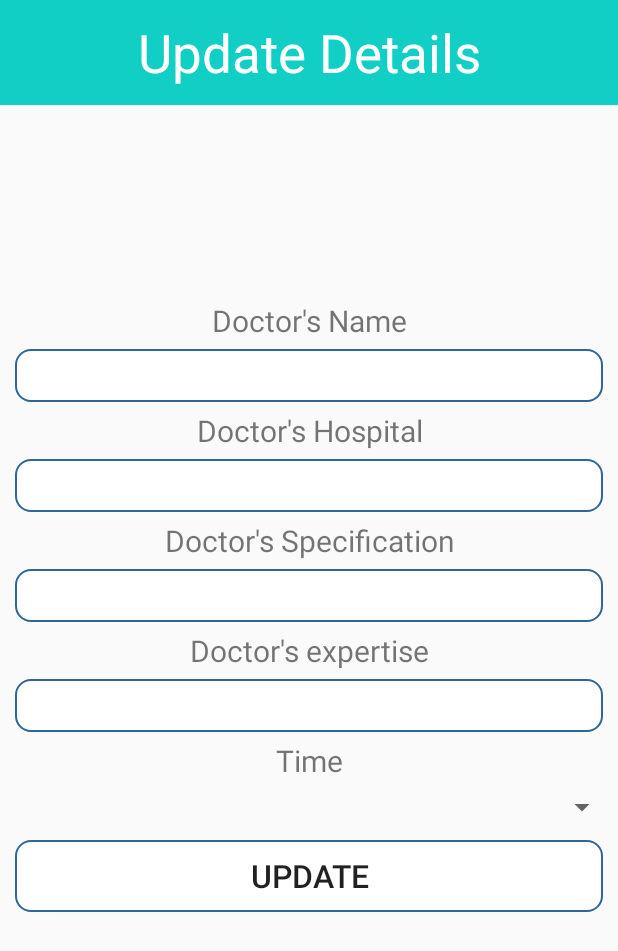
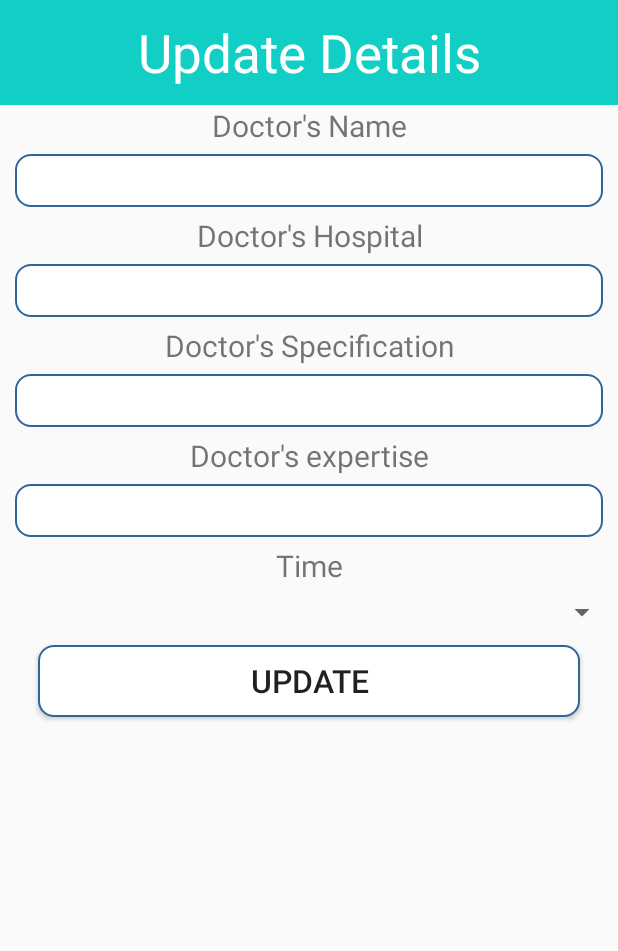
Before and after one commit to PrekshaPankhuri/MedicFromHome2, an Android app: the layout update_doc_popup.xml on its own in the app's theme, with its tools: preview values and no code run, on a phone screen of 412 x 824 dp. Shown: the top 951 px of the screen. Run offline under Robolectric (Android 15) with nearby library versions, the phone set to English and light mode, and no system bars; Roboto replaces fonts that are not available here.

```diff
--- a/app/src/main/java/coding/insight/cleanuiloginregister/HospitalInfoPop.java
+++ b/app/src/main/java/coding/insight/cleanuiloginregister/HospitalInfoPop.java
@@ -104,8 +104,6 @@ public class HospitalInfoPop extends AppCompatActivity {
     }
 
     public void onLoginClick(View View){
-        startActivity(new Intent(this,HospitalScreen.class));
-        overridePendingTransition(R.anim.slide_in_left,R.anim.stay);
-
+        onBackPressed();
     }
 }
--- a/app/src/main/res/layout/activity_hos_doctor_info_pop.xml
+++ b/app/src/main/res/layout/activity_hos_doctor_info_pop.xml
@@ -126,7 +126,6 @@
         android:layout_marginRight="11dp"
         android:layout_marginBottom="30dp"
         android:adjustViewBounds="false"
-
+        android:onClick="onLoginClick"
         android:src="@drawable/ic_back_img" />
-<!--    android:onClick="onLoginClick"-->
 </RelativeLayout>
--- a/app/src/main/res/layout/update_doc_popup.xml
+++ b/app/src/main/res/layout/update_doc_popup.xml
@@ -3,12 +3,13 @@
     xmlns:android="http://schemas.android.com/apk/res/android"
     android:layout_width="match_parent"
     android:layout_height="wrap_content">
+
     <LinearLayout
         android:layout_width="match_parent"
         android:layout_height="match_parent"
         android:isScrollContainer="false"
 
-        android:orientation="vertical"    >
+        android:orientation="vertical">
 
         <TextView
             android:layout_width="match_parent"
@@ -23,90 +24,82 @@
 
             android:layout_width="match_parent"
             android:layout_height="wrap_content"
+            android:layout_marginBottom="5dp"
             android:gravity="center"
-            android:textSize="20sp"
-            android:layout_marginTop="130dp"
-            android:layout_marginBottom="5dp"
             android:text="Doctor's Name"
-            />
+            android:textSize="20sp" />
 
         <EditText
-            android:focusable="true"
-            android:focusableInTouchMode="true"
+            android:id="@+id/txtDocName"
             android:layout_width="match_parent"
             android:layout_height="35dp"
             android:layout_marginLeft="10dp"
             android:layout_marginRight="10dp"
             android:background="@drawable/rounded"
-            android:gravity="center"
-            android:id="@+id/txtDocName"
-            />
+            android:focusable="true"
+            android:focusableInTouchMode="true"
+            android:gravity="center" />
+
         <TextView
             android:layout_width="match_parent"
             android:layout_height="wrap_content"
-            android:gravity="center"
-            android:textSize="20sp"
             android:layout_marginTop="5dp"
             android:layout_marginBottom="5dp"
+            android:gravity="center"
             android:text="Doctor's Hospital"
-            />
+            android:textSize="20sp" />
 
         <EditText
-            android:focusable="true"
-            android:focusableInTouchMode="true"
+            android:id="@+id/txtName"
             android:layout_width="match_parent"
             android:layout_height="35dp"
             android:layout_marginLeft="10dp"
             android:layout_marginRight="10dp"
             android:background="@drawable/rounded"
-            android:gravity="center"
-            android:id="@+id/txtName"
-            />
+            android:focusable="true"
+            android:focusableInTouchMode="true"
+            android:gravity="center" />
 
         <!--    specification expertise name-->
         <TextView
             android:layout_width="match_parent"
             android:layout_height="wrap_content"
-            android:gravity="center"
-            android:textSize="20sp"
             android:layout_marginTop="5dp"
             android:layout_marginBottom="5dp"
+            android:gravity="center"
             android:text="Doctor's Specification"
-            />
+            android:textSize="20sp" />
 
         <EditText
-            android:focusable="true"
-            android:focusableInTouchMode="true"
+            android:id="@+id/specification_txt"
             android:layout_width="match_parent"
             android:layout_height="35dp"
             android:layout_marginLeft="10dp"
             android:layout_marginRight="10dp"
             android:background="@drawable/rounded"
-            android:gravity="center"
-            android:id="@+id/specification_txt"
-            />
+            android:focusable="true"
+            android:focusableInTouchMode="true"
+            android:gravity="center" />
 
         <TextView
             android:layout_width="match_parent"
             android:layout_height="wrap_content"
-            android:gravity="center"
-            android:textSize="20sp"
             android:layout_marginTop="5dp"
             android:layout_marginBottom="5dp"
+            android:gravity="center"
             android:text="Doctor's expertise"
-            />
+            android:textSize="20sp" />
 
         <EditText
-            android:focusable="true"
-            android:focusableInTouchMode="true"
+            android:id="@+id/expertise_txt"
             android:layout_width="match_parent"
             android:layout_height="35dp"
             android:layout_marginLeft="10dp"
             android:layout_marginRight="10dp"
             android:background="@drawable/rounded"
-            android:gravity="center"
-            android:id="@+id/expertise_txt"
-            />
+            android:focusable="true"
+            android:focusableInTouchMode="true"
+            android:gravity="center" />
 
         <TextView
             android:layout_width="match_parent"
@@ -121,20 +114,20 @@
             android:id="@+id/Doctime"
             android:layout_width="match_parent"
             android:layout_height="wrap_content"
-            android:hint=""/>
+            android:hint="" />
 
         <Button
+            android:id="@+id/btnuupdate"
             android:layout_width="match_parent"
             android:layout_height="wrap_content"
             android:layout_marginLeft="25dp"
+            android:layout_marginTop="10dp"
             android:layout_marginRight="25dp"
-            android:layout_marginTop="10dp"
-            android:textSize="21dp"
+            android:layout_marginBottom="100dp"
             android:background="@drawable/rounded"
             android:gravity="center"
-            android:layout_margin="10dp"
-            android:id="@+id/btnuupdate"
-            android:text="Update" />
+            android:text="Update"
+            android:textSize="21dp" />
 
 
     </LinearLayout>
```
Also changed, not shown: app/src/main/java/coding/insight/cleanuiloginregister/HosDoctorInfoPop.java (+6 -7 lines), app/src/main/java/coding/insight/cleanuiloginregister/HospitalScreen.java (+5 -2 lines).
